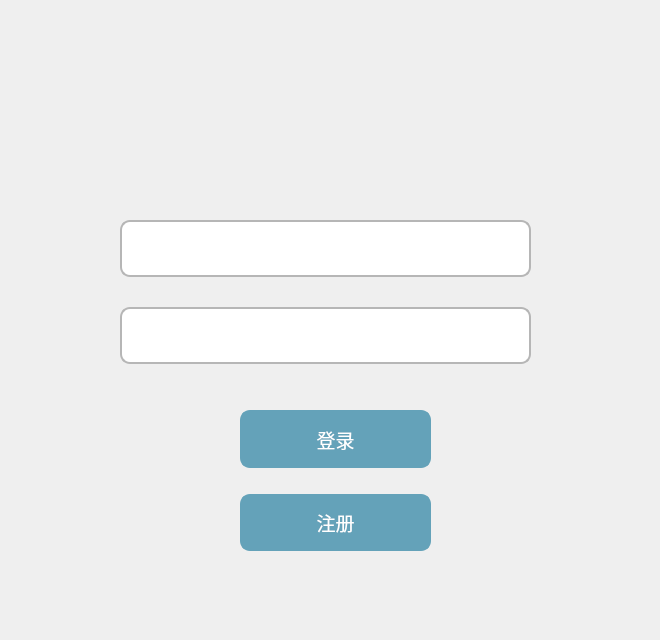
Qt form mainwindow.ui (trv3wood/AccountSystem-Demo) before a commit.
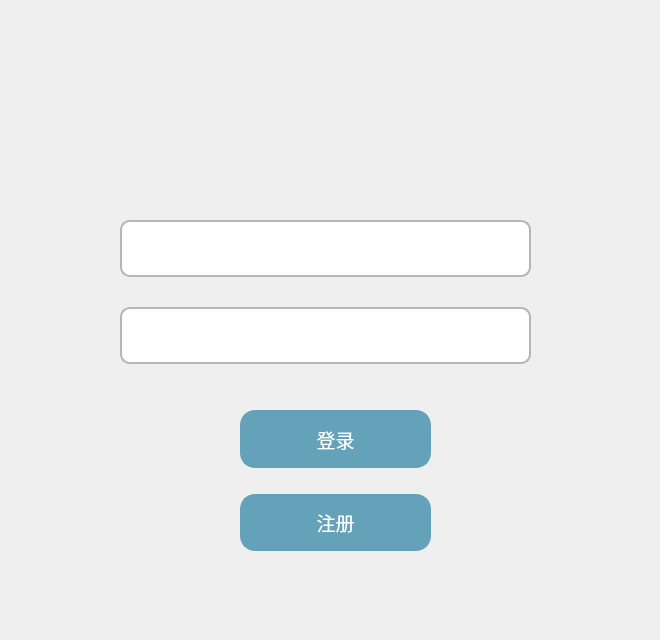
The same form after that commit. Icons and pictures are not drawn.

Commit message: 2024/5/1 18:35 圆角按钮

What changed in the file:
```diff
--- a/mainwindow.ui
+++ b/mainwindow.ui
@@ -160,11 +160,16 @@
 	color: rgb(56, 74, 87);
 	color: rgb(59, 76, 89);
     border: 2px solid #64a2b9; /* 设置边框宽度和颜色 */
-    border-radius: 10px;       /* 设置边框圆角的半径 */
+    border-radius: 15px;       /* 设置边框圆角的半径 */
     background-color:#64a2b9; /* 设置背景色 */
     color: white;              /* 设置文本颜色 */
     padding: 5px;              /* 设置内边距，保持文本与边框的距离 */
-}</string>
+}
+QPushButton:pressed {
+    background-color: #c0c0c0; /* 更暗的背景色表示按下状态 */
+    border-style: inset;       /* 按钮边框样式改为内嵌 */
+}
+</string>
        </property>
        <property name="text">
         <string>登录</string>
@@ -196,11 +201,16 @@
 	color: rgb(56, 74, 87);
 	color: rgb(59, 76, 89);
     border: 2px solid #64a2b9; /* 设置边框宽度和颜色 */
-    border-radius: 10px;       /* 设置边框圆角的半径 */
+    border-radius: 15px;       /* 设置边框圆角的半径 */
     background-color:#64a2b9; /* 设置背景色 */
     color: white;              /* 设置文本颜色 */
     padding: 5px;              /* 设置内边距，保持文本与边框的距离 */
-}</string>
+}
+QPushButton:pressed {
+    background-color: #c0c0c0; /* 更暗的背景色表示按下状态 */
+    border-style: inset;       /* 按钮边框样式改为内嵌 */
+}
+</string>
        </property>
        <property name="text">
         <string>注册</string>
```
Left out of the diff: 39 changed lines with no effect on the pictures. The commit also changes 3 other files.
